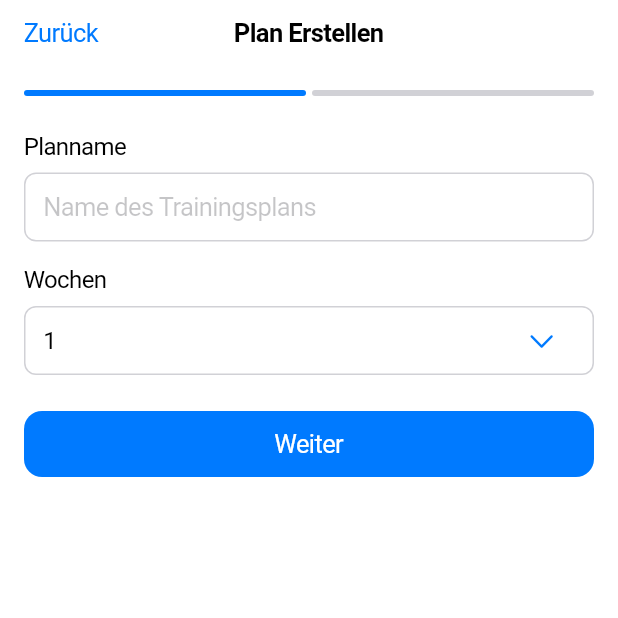
After one commit to NickLammerskitten/PowerPlan-App, a Flutter app: the CreatePlanPage screen opened directly, on a phone screen of 412 x 824 dp, the top half of it. The commit adds this screen. Run offline on Flutter 3.47's test engine with Material 3 defaults, Android fonts, the phone set to English and light mode, and no system bars; our stand-ins replace supabase_flutter; accounts and stored records are empty; network calls fail.

Commit message:
Create plan page setup

```diff
--- /dev/null
+++ b/lib/pages/create_plan/create_plan_page.dart
@@ -0,0 +1,167 @@
+
+import 'package:flutter/cupertino.dart';
+import 'package:power_plan_fe/pages/create_plan/metadata_step.dart';
+import 'package:power_plan_fe/pages/create_plan/content_step.dart';
+import 'package:power_plan_fe/pages/create_plan/plan_form_model.dart';
+
+class CreatePlanPage extends StatefulWidget {
+  const CreatePlanPage({Key? key}) : super(key: key);
+
+  @override
+  _CreatePlanPageState createState() => _CreatePlanPageState();
+}
+
+class _CreatePlanPageState extends State<CreatePlanPage> {
+  final PlanFormModel _formModel = PlanFormModel();
+  int _currentStep = 0;
+  String? _errorMessage;
+
+  void _nextStep() {
+    // Validate current step
+    bool isValid = false;
+
+    if (_currentStep == 0) {
+      isValid = _formModel.validateMetadata();
+      if (!isValid) {
+        setState(() {
+          _errorMessage = 'Bitte korrigieren Sie die Fehler in den Eingabefeldern';
+        });
+        return;
+      }
+    }
+
+    setState(() {
+      _errorMessage = null;
+      _currentStep++;
+    });
+  }
+
+  void _previousStep() {
+    setState(() {
+      _currentStep--;
+    });
+  }
+
+  @override
+  Widget build(BuildContext context) {
+    return CupertinoPageScaffold(
+      navigationBar: CupertinoNavigationBar(
+        middle: const Text('Plan Erstellen'),
+        leading: CupertinoButton(
+          padding: EdgeInsets.zero,
+          child: const Text('Zurück'),
+          onPressed: () {
+            if (_currentStep > 0) {
+              _previousStep();
+            } else {
+              Navigator.of(context).pop();
+            }
+          },
+        ),
+      ),
+      child: SafeArea(
+        child: ListView(
+          padding: const EdgeInsets.all(16.0),
+          children: [
+            // Step indicator
+            _buildStepIndicator(),
+            const SizedBox(height: 24),
+
+            // Error message
+            if (_errorMessage != null)
+              _buildErrorMessage(),
+
+            // Current step content
+            _currentStep == 0
+                ? MetadataStep(formModel: _formModel)
+                : ContendStep(),
+
+            const SizedBox(height: 24),
+
+            // Next/Finish button
+            _buildActionButton(),
+          ],
+        ),
+      ),
+    );
+  }
+
+  Widget _buildStepIndicator() {
+    return Row(
+      children: [
+        Expanded(
+          child: Container(
+            height: 4,
+            decoration: BoxDecoration(
+              color: CupertinoColors.activeBlue,
+              borderRadius: BorderRadius.circular(2),
+            ),
+          ),
+        ),
+        const SizedBox(width: 4),
+        Expanded(
+          child: Container(
+            height: 4,
+            decoration: BoxDecoration(
+              color: _currentStep >= 1
+                  ? CupertinoColors.activeBlue
+                  : CupertinoColors.systemGrey4,
+              borderRadius: BorderRadius.circular(2),
+            ),
+          ),
+        ),
+      ],
+    );
+  }
+
+  Widget _buildErrorMessage() {
+    return Padding(
+      padding: const EdgeInsets.only(bottom: 16.0),
+      child: Container(
+        padding: const EdgeInsets.all(8.0),
+        decoration: BoxDecoration(
+          color: CupertinoColors.systemRed.withOpacity(0.1),
+          borderRadius: BorderRadius.circular(8.0),
+        ),
+        child: Text(
+          _errorMessage!,
+          style: const TextStyle(color: CupertinoColors.systemRed),
+          textAlign: TextAlign.center,
+        ),
+      ),
+    );
+  }
+
+  Widget _buildActionButton() {
+    if (_currentStep == 0) {
+      return SizedBox(
+        width: double.infinity,
+        child: CupertinoButton(
+          color: CupertinoColors.activeBlue,
+          onPressed: _nextStep,
+          padding: const EdgeInsets.symmetric(vertical: 12),
+          child: const Text(
+            'Weiter',
+            style: TextStyle(color: CupertinoColors.white),
+          ),
+        ),
+      );
+    } else {
+      return SizedBox(
+        width: double.infinity,
+        child: CupertinoButton(
+          color: CupertinoColors.activeBlue,
+          onPressed: () {
+            // TODO: Implement plan saving logic
+            Navigator.of(context).pop();
+          },
+          padding: const EdgeInsets.symmetric(vertical: 12),
+          child: const Text(
+            'Plan Erstellen',
+            style: TextStyle(color: CupertinoColors.white),
+          ),
+        ),
+      );
+    }
+  }
+}
--- /dev/null
+++ b/lib/pages/create_plan/metadata_step.dart
@@ -0,0 +1,176 @@
+import 'package:flutter/cupertino.dart';
+import 'package:power_plan_fe/pages/create_plan/plan_form_model.dart';
+
+class MetadataStep extends StatefulWidget {
+  final PlanFormModel formModel;
+
+  const MetadataStep({Key? key, required this.formModel}) : super(key: key);
+
+  @override
+  _MetadataStepState createState() => _MetadataStepState();
+}
+
+class _MetadataStepState extends State<MetadataStep> {
+  final _nameController = TextEditingController();
+
+  @override
+  void initState() {
+    super.initState();
+    _nameController.text = widget.formModel.name;
+    _nameController.addListener(_updateName);
+  }
+
+  @override
+  void dispose() {
+    _nameController.removeListener(_updateName);
+    _nameController.dispose();
+    super.dispose();
+  }
+
+  void _updateName() {
+    widget.formModel.name = _nameController.text;
+    setState(() {}); // Refresh UI to show validation errors
+  }
+
+  void _showWeeksPicker() {
+    showCupertinoModalPopup(
+      context: context,
+      builder: (BuildContext context) {
+        return Container(
+          height: 216,
+          padding: const EdgeInsets.only(top: 6.0),
+          margin: EdgeInsets.only(
+            bottom: MediaQuery.of(context).viewInsets.bottom,
+          ),
+          color: CupertinoColors.systemBackground.resolveFrom(context),
+          child: SafeArea(
+            top: false,
+            child: Column(
+              children: [
+                Row(
+                  mainAxisAlignment: MainAxisAlignment.spaceBetween,
+                  children: [
+                    CupertinoButton(
+                      child: const Text('Abbrechen'),
+                      onPressed: () {
+                        Navigator.of(context).pop();
+                      },
+                    ),
+                    CupertinoButton(
+                      child: const Text('Fertig'),
+                      onPressed: () {
+                        Navigator.of(context).pop();
+                        setState(() {}); // Refresh to show validation
+                      },
+                    ),
+                  ],
+                ),
+                Expanded(
+                  child: CupertinoPicker(
+                    magnification: 1.22,
+                    squeeze: 1.2,
+                    useMagnifier: true,
+                    itemExtent: 32,
+                    scrollController: FixedExtentScrollController(
+                      initialItem: widget.formModel.weeks - 1,
+                    ),
+                    onSelectedItemChanged: (int selectedItem) {
+                      widget.formModel.weeks = selectedItem + 1;
+                      setState(() {}); // Refresh to show updated value
+                    },
+                    children: List<Widget>.generate(18, (int index) {
+                      return Center(
+                        child: Text(
+                          (index + 1).toString(),
+                          style: const TextStyle(fontSize: 22),
+                        ),
+                      );
+                    }),
+                  ),
+                ),
+              ],
+            ),
+          ),
+        );
+      },
+    );
+  }
+
+  @override
+  Widget build(BuildContext context) {
+    return Form(
+      child: Column(
+        crossAxisAlignment: CrossAxisAlignment.start,
+        children: [
+          const Text('Planname', style: TextStyle(fontSize: 16)),
+          const SizedBox(height: 8),
+          CupertinoTextField(
+            controller: _nameController,
+            placeholder: 'Name des Trainingsplans',
+            padding: const EdgeInsets.all(12),
+            decoration: BoxDecoration(
+              border: Border.all(
+                  color: widget.formModel.nameError != null
+                      ? CupertinoColors.systemRed
+                      : CupertinoColors.systemGrey4
+              ),
+              borderRadius: BorderRadius.circular(8),
+            ),
+          ),
+          if (widget.formModel.nameError != null)
+            Padding(
+              padding: const EdgeInsets.only(top: 4.0),
+              child: Text(
+                widget.formModel.nameError!,
+                style: const TextStyle(
+                  color: CupertinoColors.systemRed,
+                  fontSize: 12,
+                ),
+              ),
+            ),
+          const SizedBox(height: 16),
+
+          const Text('Wochen', style: TextStyle(fontSize: 16)),
+          const SizedBox(height: 8),
+          Container(
+            decoration: BoxDecoration(
+              border: Border.all(
+                  color: widget.formModel.weeksError != null
+                      ? CupertinoColors.systemRed
+                      : CupertinoColors.systemGrey4
+              ),
+              borderRadius: BorderRadius.circular(8),
+            ),
+            padding: const EdgeInsets.symmetric(horizontal: 12),
+            child: Row(
+              children: [
+                Expanded(
+                  child: Text(
+                    '${widget.formModel.weeks}',
+                    style: const TextStyle(fontSize: 16),
+                  ),
+                ),
+                CupertinoButton(
+                  padding: EdgeInsets.zero,
+                  child: const Icon(CupertinoIcons.chevron_down),
+                  onPressed: _showWeeksPicker,
+                ),
+              ],
+            ),
+          ),
+          if (widget.formModel.weeksError != null)
+            Padding(
+              padding: const EdgeInsets.only(top: 4.0),
+              child: Text(
+                widget.formModel.weeksError!,
+                style: const TextStyle(
+                  color: CupertinoColors.systemRed,
+                  fontSize: 12,
+                ),
+              ),
+            ),
+        ],
+      ),
+    );
+  }
+}
--- /dev/null
+++ b/lib/pages/create_plan/plan_form_model.dart
@@ -0,0 +1,52 @@
+
+import 'package:flutter/material.dart';
+
+class PlanFormModel extends ChangeNotifier {
+  // Metadata fields
+  String _name = '';
+  int _weeks = 1;
+
+  // Validation errors
+  String? nameError;
+  String? weeksError;
+
+  // Getters and setters
+  String get name => _name;
+  set name(String value) {
+    _name = value;
+    validateName();
+    notifyListeners();
+  }
+
+  int get weeks => _weeks;
+  set weeks(int value) {
+    _weeks = value;
+    validateWeeks();
+    notifyListeners();
+  }
+
+  // Validation methods
+  bool validateName() {
+    if (_name.trim().isEmpty) {
+      nameError = 'Name ist erforderlich';
+      return false;
+    } else {
+      nameError = null;
+      return true;
+    }
+  }
+
+  bool validateWeeks() {
+    if (_weeks < 1 || _weeks > 18) {
+      weeksError = 'Bitte wählen Sie zwischen 1 und 18 Wochen';
+      return false;
+    } else {
+      weeksError = null;
+      return true;
+    }
+  }
+
+  bool validateMetadata() {
+    return validateName() && validateWeeks();
+  }
+}
```
Also changed, not shown: lib/pages/create_plan/content_step.dart (added, +15 -0 lines), lib/training_tab.dart (+8 -3 lines).
